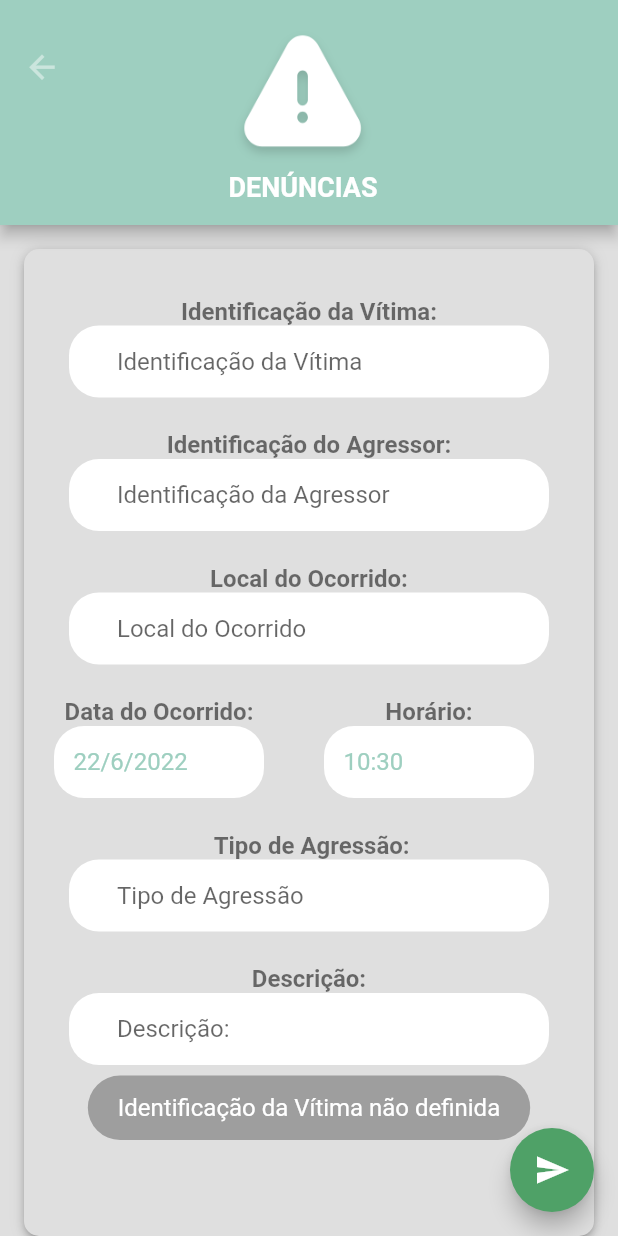
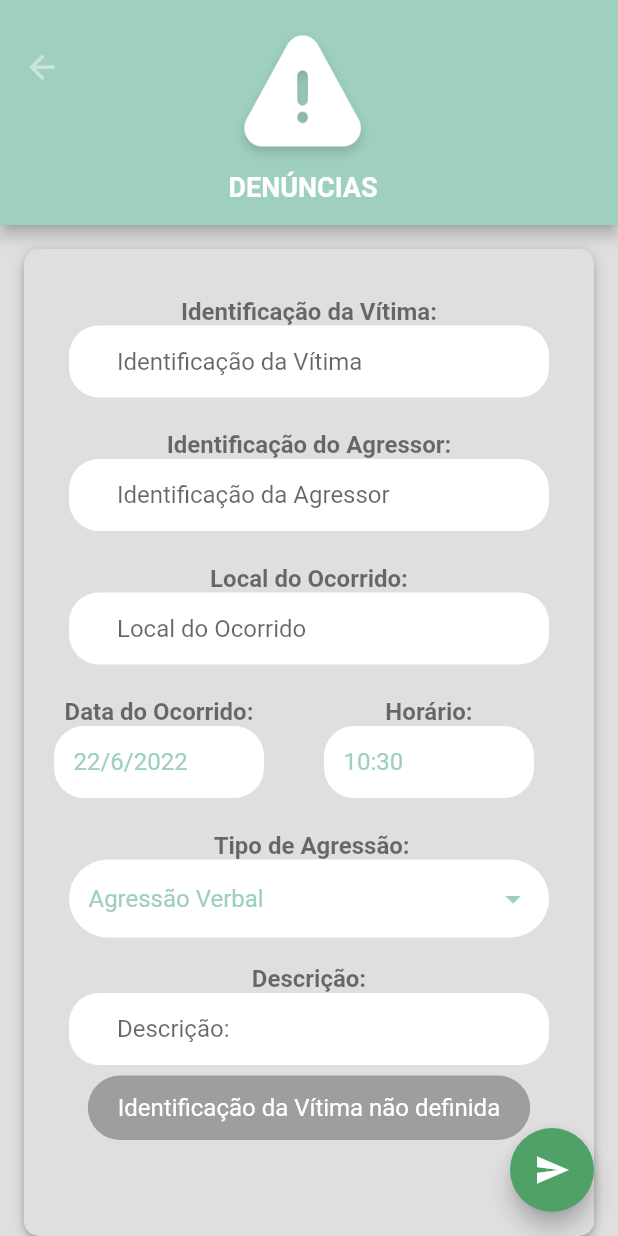
Before and after one commit to Felipe-barbos/bullyif_flutter, a Flutter app: the EfetuarDenuncia screen opened by its route, after a tap on the "send" icon, on a phone screen of 412 x 824 dp. Run offline on Flutter 3.47's test engine with Material 2 defaults, Android fonts, the phone set to English and light mode, and no system bars; our stand-ins replace cached_network_image, cloud_firestore, firebase_auth, firebase_core, firebase_storage, fluttertoast and 2 more; missing offline and left inert: dart:ffi; accounts and stored records are empty.

Commit message:
Adicionando o DropdownButtonFormField no EfetuarDenuncia.dart

```diff
--- a/lib/EfetuarDenuncia.dart
+++ b/lib/EfetuarDenuncia.dart
@@ -23,6 +23,17 @@ class _EfetuarDenunciaState extends State<EfetuarDenuncia> {
   //instanciando minha variável que receberá o  time para ser usada no time picker.
   TimeOfDay time = TimeOfDay(hour: 10, minute: 30);
 
+  //Instanciando  lista string que receberá o tipo de agressão
+  List<String> items = [
+    'Agressão Verbal',
+    'Agressão Física',
+    'Agressão Escrita',
+    'Agressão Material',
+    'Agressão Moral',
+    'Agressão Cyberbullying'
+  ];
+  String? selectedItem = 'Agressão Verbal';
+
   //INSTANCIANDO A VARIÁVEIS QUE SALVARÁ A DATA DO MEU DATE
   var _dataOcorrido;
   var _horarioOcorrido;
@@ -38,7 +49,6 @@ class _EfetuarDenunciaState extends State<EfetuarDenuncia> {
   TextEditingController _controllerIdentiVitima = TextEditingController();
   TextEditingController _controllerIdentiAgressor = TextEditingController();
   TextEditingController _controllerLocalOcorrido = TextEditingController();
-  TextEditingController _controllerTipoAgressao = TextEditingController();
   TextEditingController _controllerDescricao = TextEditingController();
 
   _validarCamposDenuncia() {
@@ -47,7 +57,7 @@ class _EfetuarDenunciaState extends State<EfetuarDenuncia> {
     var identificadorAgressor = _controllerIdentiAgressor.text;
     var localOcorrido = _controllerLocalOcorrido.text;
     var horario = _horarioOcorrido;
-    var tipoAgressao = _controllerTipoAgressao.text;
+    var tipoAgressao = selectedItem.toString();
     var descricao = _controllerDescricao.text;
 
     if (identificadorVitima.isNotEmpty) {
@@ -440,19 +450,30 @@ class _EfetuarDenunciaState extends State<EfetuarDenuncia> {
                             Container(
                               width: 320,
                               height: 70,
-                              child: TextField(
-                                controller: _controllerTipoAgressao,
-                                keyboardType: TextInputType.text,
-                                style: TextStyle(fontSize: 16),
-                                decoration: InputDecoration(
-                                    contentPadding:
-                                        EdgeInsets.fromLTRB(32, 14, 32, 14),
-                                    hintText: "Tipo de Agressão",
-                                    filled: true,
-                                    fillColor: Colors.white,
-                                    border: OutlineInputBorder(
-                                        borderRadius: BorderRadius.circular(20),
-                                        borderSide: BorderSide.none)),
+                              child: SizedBox(
+                                child: DropdownButtonFormField<String>(
+                                  iconEnabledColor: Color(0xff9ecfc0),
+                                  decoration: InputDecoration(
+                                      contentPadding:
+                                          EdgeInsets.fromLTRB(13, 14, 13, 14),
+                                      filled: true,
+                                      fillColor: Colors.white,
+                                      border: OutlineInputBorder(
+                                        borderRadius: BorderRadius.circular(30),
+                                        borderSide: BorderSide.none,
+                                      )),
+                                  value: selectedItem,
+                                  items: items
+                                      .map((item) => DropdownMenuItem(
+                                            value: item,
+                                            child: Text(item,
+                                                style: TextStyle(fontSize: 16, color: Color(0xff9ecfc0))),
+                                          ))
+                                      .toList(),
+                                  onChanged: (item) => setState(() {
+                                    selectedItem = item;
+                                  }),
+                                ),
                               ),
                             ),
                           ],
```
